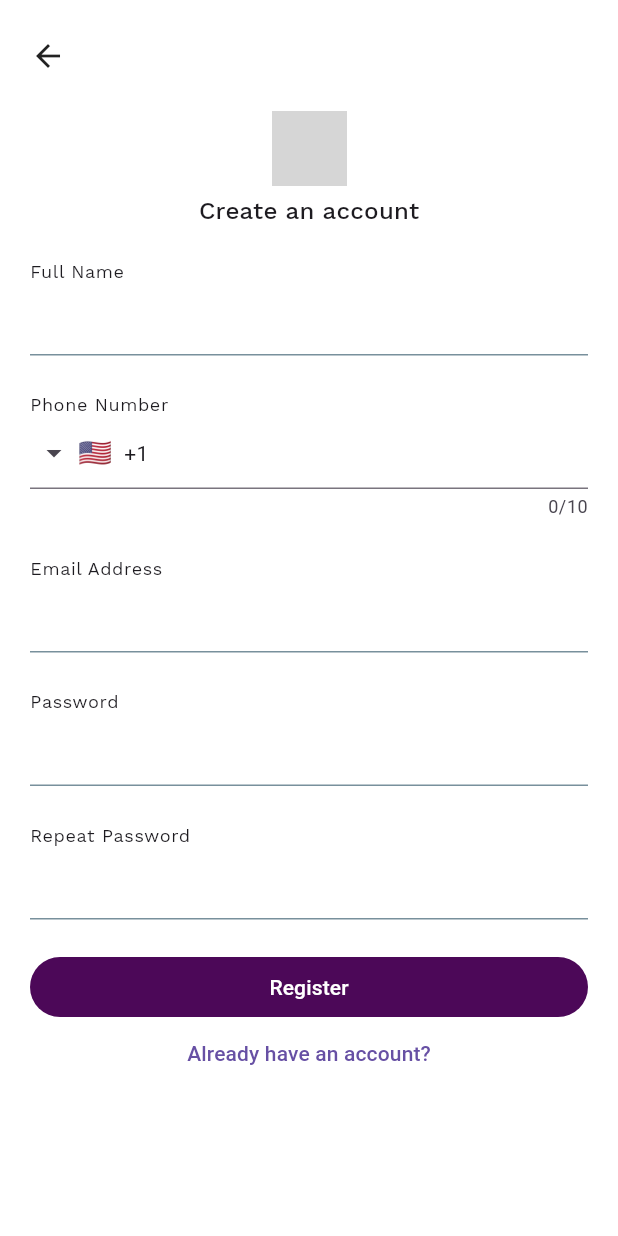
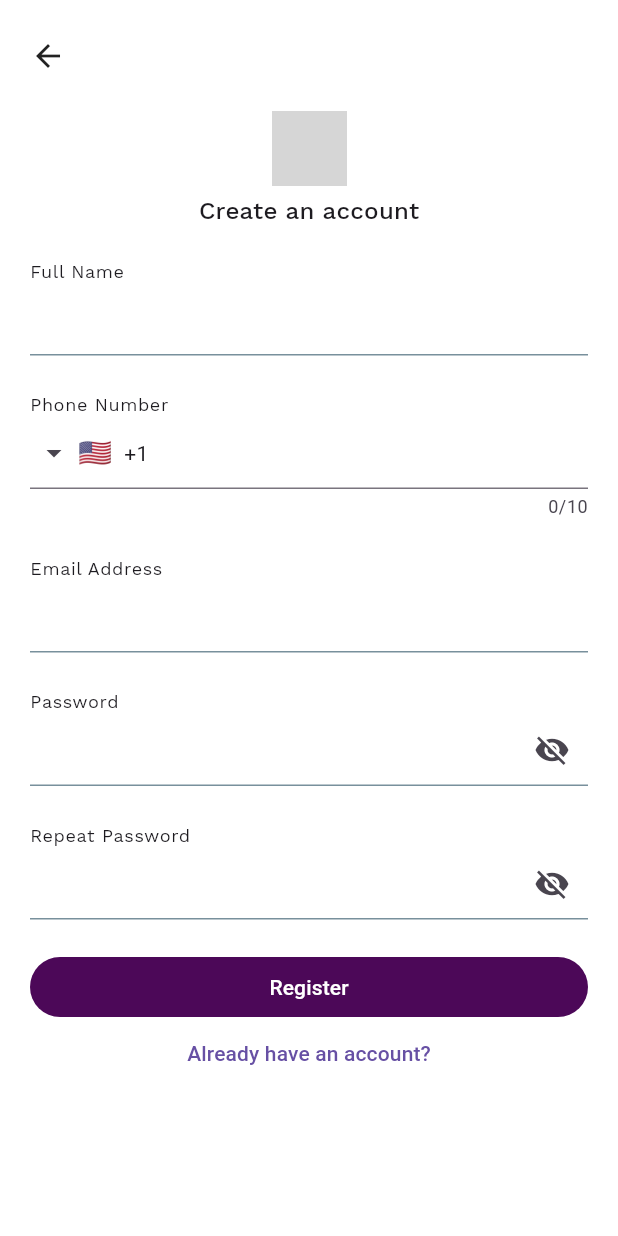
Before and after one commit to getch04/pastorApp, a Flutter app: the RegisterScreen screen opened by its route, on a phone screen of 412 x 824 dp. Run offline on Flutter 3.47's test engine with Material 3 defaults, Android fonts, the phone set to English and light mode, and no system bars; drawn by our look-alikes of intl_phone_field, pull_to_refresh; our stand-ins replace better_player_plus, cached_network_image, carousel_slider, dio, email_validator, file_picker and 22 more; missing offline and left inert: clipboard, flutter_absolute_path, flutter_material_color_picker, flutter_quill, flutter_web_browser, highlight_text and 4 more; accounts and stored records are empty; network calls fail; grey boxes are pictures that could not be loaded.

Commit message:
fix: add password visibility

```diff
--- a/lib/auth/RegisterScreen.dart
+++ b/lib/auth/RegisterScreen.dart
@@ -28,6 +28,9 @@ class RegisterScreenRouteState extends State<RegisterScreen> {
   final phoneNumberController = TextEditingController();
   final passwordController = TextEditingController();
   final repeatPasswordController = TextEditingController();
+
+  bool _passwordVisible = false;
+  bool _repeatPasswordVisible = false;
 
   verifyFormAndSubmit() {
     String _name = nameController.text.trim();
@@ -70,9 +73,6 @@ class RegisterScreenRouteState extends State<RegisterScreen> {
             }
           }));
       if (response.statusCode == 200) {
-        // Navigator.pop(context);
-        // If the server did return a 200 OK response,
-        // then parse the JSON.
         Navigator.of(context).pop();
         print(response.body);
         Map<String, dynamic> res = json.decode(response.body);
@@ -84,16 +84,12 @@ class RegisterScreenRouteState extends State<RegisterScreen> {
         print(res);
       }
     } catch (exception) {
-      // Navigator.pop(context);
-      // I get no exception here
       print(exception);
     }
   }
 
   @override
   void dispose() {
-    // Clean up the controller when the widget is removed from the
-    // widget tree.
     nameController.dispose();
     emailController.dispose();
     phoneNumberController.dispose();
@@ -106,14 +102,12 @@ class RegisterScreenRouteState extends State<RegisterScreen> {
   Widget build(BuildContext context) {
     return new Scaffold(
       resizeToAvoidBottomInset: true,
-      //backgroundColor: Colors.white,
       appBar:
           PreferredSize(child: Container(), preferredSize: Size.fromHeight(0)),
       body: SingleChildScrollView(
         child: Container(
           padding: EdgeInsets.symmetric(vertical: 10, horizontal: 20),
           width: double.infinity,
-          //height: double.infinity,
           child: Column(
             mainAxisSize: MainAxisSize.max,
             children: <Widget>[
@@ -211,7 +205,7 @@ class RegisterScreenRouteState extends State<RegisterScreen> {
               TextField(
                 controller: passwordController,
                 keyboardType: TextInputType.text,
-                obscureText: true,
+                obscureText: !_passwordVisible,
                 decoration: InputDecoration(
                   enabledBorder: UnderlineInputBorder(
                     borderSide:
@@ -220,6 +214,18 @@ class RegisterScreenRouteState extends State<RegisterScreen> {
                   focusedBorder: UnderlineInputBorder(
                     borderSide:
                         BorderSide(color: Colors.blueGrey[400]!, width: 2),
+                  ),
+                  suffixIcon: IconButton(
+                    icon: Icon(
+                      _passwordVisible
+                          ? Icons.visibility
+                          : Icons.visibility_off,
+                    ),
+                    onPressed: () {
+                      setState(() {
+                        _passwordVisible = !_passwordVisible;
+                      });
+                    },
                   ),
                 ),
               ),
@@ -231,7 +237,7 @@ class RegisterScreenRouteState extends State<RegisterScreen> {
               ),
               TextField(
                 controller: repeatPasswordController,
-                obscureText: true,
+                obscureText: !_repeatPasswordVisible,
                 keyboardType: TextInputType.text,
                 decoration: InputDecoration(
                   enabledBorder: UnderlineInputBorder(
@@ -241,6 +247,18 @@ class RegisterScreenRouteState extends State<RegisterScreen> {
                   focusedBorder: UnderlineInputBorder(
                     borderSide:
                         BorderSide(color: Colors.blueGrey[400]!, width: 2),
+                  ),
+                  suffixIcon: IconButton(
+                    icon: Icon(
+                      _repeatPasswordVisible
+                          ? Icons.visibility
+                          : Icons.visibility_off,
+                    ),
+                    onPressed: () {
+                      setState(() {
+                        _repeatPasswordVisible = !_repeatPasswordVisible;
+                      });
+                    },
                   ),
                 ),
               ),
@@ -268,7 +286,6 @@ class RegisterScreenRouteState extends State<RegisterScreen> {
                 child: TextButton(
                   child: Text(
                     t.alreadyhaveanaccount,
-                    //style: TextStyle(color: MyColors.primary),
                   ),
                   style: TextButton.styleFrom(
                     backgroundColor: Colors.transparent,
```
